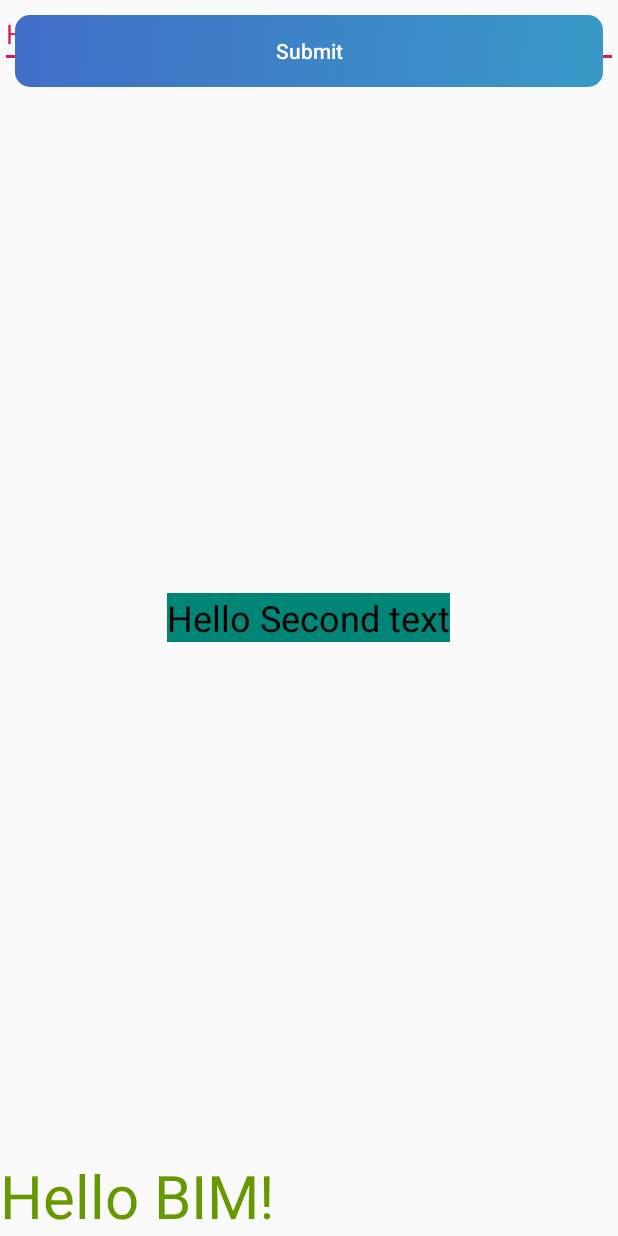
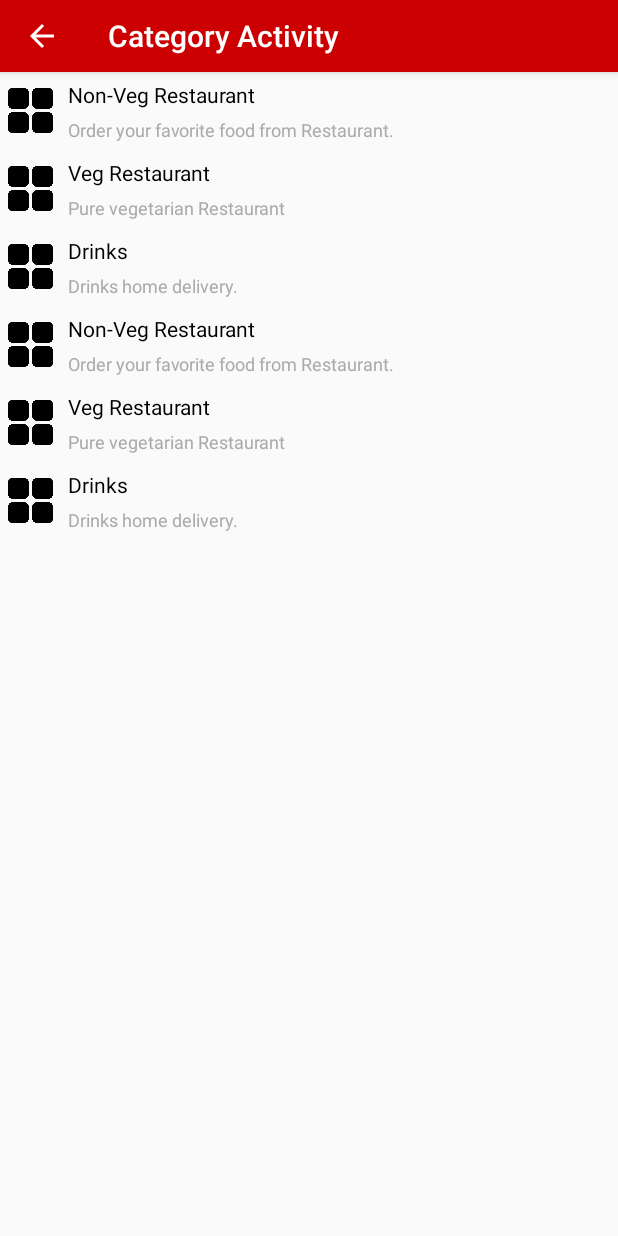
Before and after one commit to letsgodawa/Payroll, an Android app: the screen it shows after launch (MainActivity before the commit, CategoryActivity after it), after a tap on "Submit", on a phone screen of 412 x 824 dp. Run offline under Robolectric (Android 15) with nearby library versions, the phone set to English and light mode, and no system bars.

Commit message:
Implement adapter and recycler view

```diff
--- a/app/src/main/java/com/sujan/myapplication/LoginActivity.java
+++ b/app/src/main/java/com/sujan/myapplication/LoginActivity.java
@@ -15,6 +15,8 @@ import android.view.MenuItem;
 import android.view.View;
 import android.widget.Button;
 import android.widget.EditText;
+
+import com.sujan.myapplication.category.CategoryActivity;
 
 public class LoginActivity extends AppCompatActivity implements View.OnClickListener {
     private EditText edtEmailAddress, edtPassword;
@@ -87,7 +89,7 @@ public class LoginActivity extends AppCompatActivity implements View.OnClickList
     @Override
     public void onClick(View view) {
         if (view.getId() == R.id.btnSubmit) {
-            Intent intent = new Intent(this, MainActivity.class);
+            Intent intent = new Intent(this, CategoryActivity.class);
             intent.putExtra("Name", "LoginActivity");
             startActivity(intent);
             finish();
--- a/app/src/main/java/com/sujan/myapplication/category/CategoryActivity.java
+++ b/app/src/main/java/com/sujan/myapplication/category/CategoryActivity.java
@@ -15,7 +15,9 @@ import java.util.ArrayList;
 public class CategoryActivity extends AppCompatActivity {
     private RecyclerView recyclerView;
     private Toolbar toolbar;
-    private ArrayList<Category> categoryList= new ArrayList<>();
+    private ArrayList<Category> categoryList = new ArrayList<>();
+    private CategoryAdapter adapter;
+
     @Override
     protected void onCreate(Bundle savedInstanceState) {
         super.onCreate(savedInstanceState);
@@ -34,28 +36,43 @@ public class CategoryActivity extends AppCompatActivity {
     }
 
     private void findViews() {
-        recyclerView= findViewById(R.id.recyclerView);
+        recyclerView = findViewById(R.id.recyclerView);
     }
 
-    private void setData(){
-        Category cate1= new Category();
-        Category cate2= new Category();
-        Category cate3= new Category();
+    private void setData() {
+        Category cate1 = new Category();
+        Category cate4 = new Category();
+        Category cate2 = new Category();
+        Category cate5 = new Category();
+        Category cate3 = new Category();
+        Category cate6 = new Category();
         cate1.setTitle("Non-Veg Restaurant");
+        cate4.setTitle("Non-Veg Restaurant");
         cate2.setTitle("Veg Restaurant");
+        cate5.setTitle("Veg Restaurant");
         cate3.setTitle("Drinks");
+        cate6.setTitle("Drinks");
         cate1.setDescription("Order your favorite food from Restaurant.");
+        cate4.setDescription("Order your favorite food from Restaurant.");
         cate2.setDescription("Pure vegetarian Restaurant");
+        cate5.setDescription("Pure vegetarian Restaurant");
         cate3.setDescription("Drinks home delivery.");
+        cate6.setDescription("Drinks home delivery.");
         categoryList.add(cate1);
         categoryList.add(cate2);
         categoryList.add(cate3);
+        categoryList.add(cate4);
+        categoryList.add(cate5);
+        categoryList.add(cate6);
+//        adapter.notifyDataSetChanged();
 
     }
 
-    private void initRecyclerView(){
-        LinearLayoutManager layoutManager= new LinearLayoutManager(this,LinearLayoutManager.VERTICAL, false);
-        GridLayoutManager gridLayoutManager= new GridLayoutManager(this,3);
+    private void initRecyclerView() {
+        LinearLayoutManager layoutManager = new LinearLayoutManager(this, LinearLayoutManager.VERTICAL, false);
+        GridLayoutManager gridLayoutManager = new GridLayoutManager(this, 3);
         recyclerView.setLayoutManager(layoutManager);
+        adapter = new CategoryAdapter(categoryList);
+        recyclerView.setAdapter(adapter);
     }
 }
--- a/app/src/main/java/com/sujan/myapplication/category/CategoryAdapter.java
+++ b/app/src/main/java/com/sujan/myapplication/category/CategoryAdapter.java
@@ -1,30 +1,40 @@
 package com.sujan.myapplication.category;
 
+import android.view.LayoutInflater;
+import android.view.View;
 import android.view.ViewGroup;
 
 import androidx.annotation.NonNull;
 import androidx.recyclerview.widget.RecyclerView;
 
+import com.sujan.myapplication.R;
+
 import java.util.ArrayList;
 
 public class CategoryAdapter extends RecyclerView.Adapter<CategoryVH> {
-    private ArrayList<Category> categoryList= new ArrayList<>();
-    public CategoryAdapter(ArrayList<Category> categoryList){
+    private ArrayList<Category> categoryList = new ArrayList<>();
+
+    public CategoryAdapter(ArrayList<Category> categoryList) {
         this.categoryList.addAll(categoryList);
     }
+
     @NonNull
     @Override
     public CategoryVH onCreateViewHolder(@NonNull ViewGroup parent, int viewType) {
-        return null;
+        View view = LayoutInflater.from(parent.getContext()).inflate(R.layout.adapter_category_item, parent, false);
+        return new CategoryVH(view);
     }
 
     @Override
     public void onBindViewHolder(@NonNull CategoryVH holder, int position) {
+        Category obj= categoryList.get(position);
+        holder.txtTitle.setText(obj.getTitle());
+        holder.txtDescription.setText(obj.getDescription());
 
     }
 
     @Override
     public int getItemCount() {
-        return 0;
+        return categoryList.size();
     }
 }
--- a/app/src/main/res/layout/adapter_category_item.xml
+++ b/app/src/main/res/layout/adapter_category_item.xml
@@ -1,6 +1,6 @@
 <?xml version="1.0" encoding="utf-8"?>
 <LinearLayout xmlns:android="http://schemas.android.com/apk/res/android"
-    android:layout_height="match_parent"
+    android:layout_height="wrap_content"
     android:layout_width="match_parent"
     android:orientation="horizontal"
     android:padding="5dp">
```
